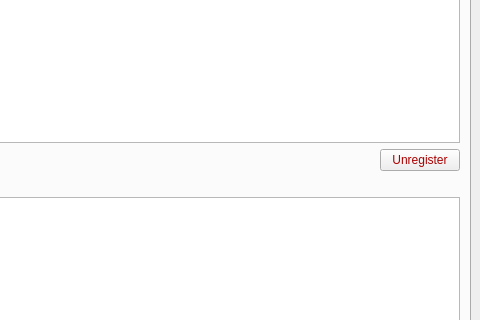
Qt form simma/gui/window.ui (MidZik/pygridworld) before a commit; both pictures show x 802 to 1282 and y 231 to 551 of the 1282 by 880 pixel window.
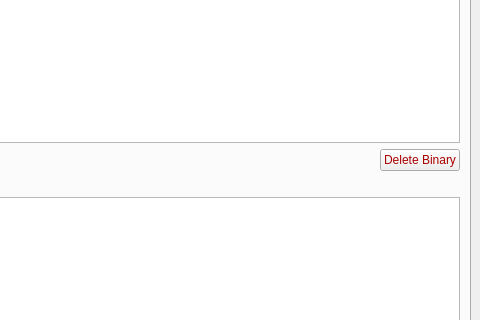
The same form after that commit.

Commit message: Added binary methods to grpc service. App can now upload binaries

What changed in the file:
```diff
--- a/simma/gui/window.ui
+++ b/simma/gui/window.ui
@@ -552,7 +552,7 @@
                  </palette>
                 </property>
                 <property name="text">
-                 <string>Unregister</string>
+                 <string>Delete Binary</string>
                 </property>
                </widget>
               </item>
```
Left out of the diff: 12 changed lines with no effect on the pictures. The commit also changes 8 other files.
